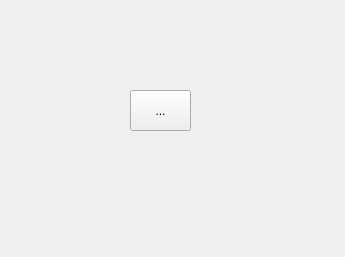
reza-rezvani2052/Secure-QR-Code, file formsetting.ui: the form before one commit.
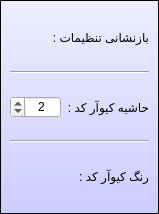
The form after the commit. Icons and pictures are not drawn.

```diff
--- a/formsetting.ui
+++ b/formsetting.ui
@@ -6,26 +6,143 @@
    <rect>
     <x>0</x>
     <y>0</y>
-    <width>345</width>
-    <height>257</height>
+    <width>159</width>
+    <height>214</height>
    </rect>
   </property>
   <property name="windowTitle">
    <string>Form</string>
   </property>
-  <widget class="QToolButton" name="toolButton">
-   <property name="geometry">
-    <rect>
-     <x>130</x>
-     <y>90</y>
-     <width>61</width>
-     <height>41</height>
-    </rect>
+  <property name="layoutDirection">
+   <enum>Qt::RightToLeft</enum>
+  </property>
+  <layout class="QGridLayout" name="gridLayout">
+   <property name="leftMargin">
+    <number>0</number>
    </property>
-   <property name="text">
-    <string>...</string>
+   <property name="topMargin">
+    <number>0</number>
    </property>
-  </widget>
+   <property name="rightMargin">
+    <number>0</number>
+   </property>
+   <property name="bottomMargin">
+    <number>0</number>
+   </property>
+   <item row="0" column="0">
+    <widget class="QFrame" name="mainFrame">
+     <property name="styleSheet">
+      <string notr="true">#mainFrame {
+border: 1px solid black;
+border-radius: 1px;
+background: QLinearGradient(x1: 0, y1: 0, x2: 0, y2: 1, stop: 0 #eef, stop: 1 #ccf);
+}</string>
+     </property>
+     <property name="frameShape">
+      <enum>QFrame::StyledPanel</enum>
+     </property>
+     <property name="frameShadow">
+      <enum>QFrame::Raised</enum>
+     </property>
+     <layout class="QVBoxLayout" name="verticalLayout">
+      <item>
+       <layout class="QHBoxLayout" name="horizontalLayout_4">
+        <item>
+         <widget class="QLabel" name="label_3">
+          <property name="text">
+           <string>بازنشانی تنظیمات :</string>
+          </property>
+         </widget>
+        </item>
+        <item>
+         <widget class="QToolButton" name="btnResetToDefault">
+          <property name="toolTip">
+           <string>بازگرداندن تنظیمات به حالت اولیه</string>
+          </property>
+          <property name="icon">
+           <iconset resource="rc/rc.qrc">
+            <normaloff>:/icons/reset_to_default.png</normaloff>:/icons/reset_to_default.png</iconset>
+          </property>
+          <property name="autoRaise">
+           <bool>true</bool>
+          </property>
+         </widget>
+        </item>
+       </layout>
+      </item>
+      <item>
+       <widget class="Line" name="line">
+        <property name="orientation">
+         <enum>Qt::Horizontal</enum>
+        </property>
+       </widget>
+      </item>
+      <item>
+       <layout class="QHBoxLayout" name="horizontalLayout_5">
+        <item>
+         <widget class="QLabel" name="label_4">
+          <property name="text">
+           <string>حاشیه کیوآر کد :</string>
+          </property>
+         </widget>
+        </item>
+        <item>
+         <widget class="QSpinBox" name="spbBorderSize">
+          <property name="toolTip">
+           <string>فاصله فریم تا قاب</string>
+          </property>
+          <property name="alignment">
+           <set>Qt::AlignCenter</set>
+          </property>
+          <property name="minimum">
+           <number>1</number>
+          </property>
+          <property name="maximum">
+           <number>10</number>
+          </property>
+          <property name="value">
+           <number>2</number>
+          </property>
+         </widget>
+        </item>
+       </layout>
+      </item>
+      <item>
+       <widget class="Line" name="lineFrameRadius">
+        <property name="orientation">
+         <enum>Qt::Horizontal</enum>
+        </property>
+       </widget>
+      </item>
+      <item>
+       <layout class="QHBoxLayout" name="horizontalLayout">
+        <item>
+         <widget class="QLabel" name="label">
+          <property name="text">
+           <string>رنگ کیوآر کد :</string>
+          </property>
+         </widget>
+        </item>
+        <item>
+         <widget class="QToolButton" name="btnQRCodeColorChoice">
+          <property name="toolTip">
+           <string>انتخاب رنگ قلم</string>
+          </property>
+          <property name="icon">
+           <iconset resource="rc/rc.qrc">
+            <normaloff>:/icons/color-choice.png</normaloff>:/icons/color-choice.png</iconset>
+          </property>
+          <property name="autoRaise">
+           <bool>true</bool>
+          </property>
+         </widget>
+        </item>
+       </layout>
+      </item>
+     </layout>
+    </widget>
+   </item>
+  </layout>
  </widget>
  <resources/>
  <connections/>
```
Left out of the diff: 4 changed lines with no effect on the pictures.
